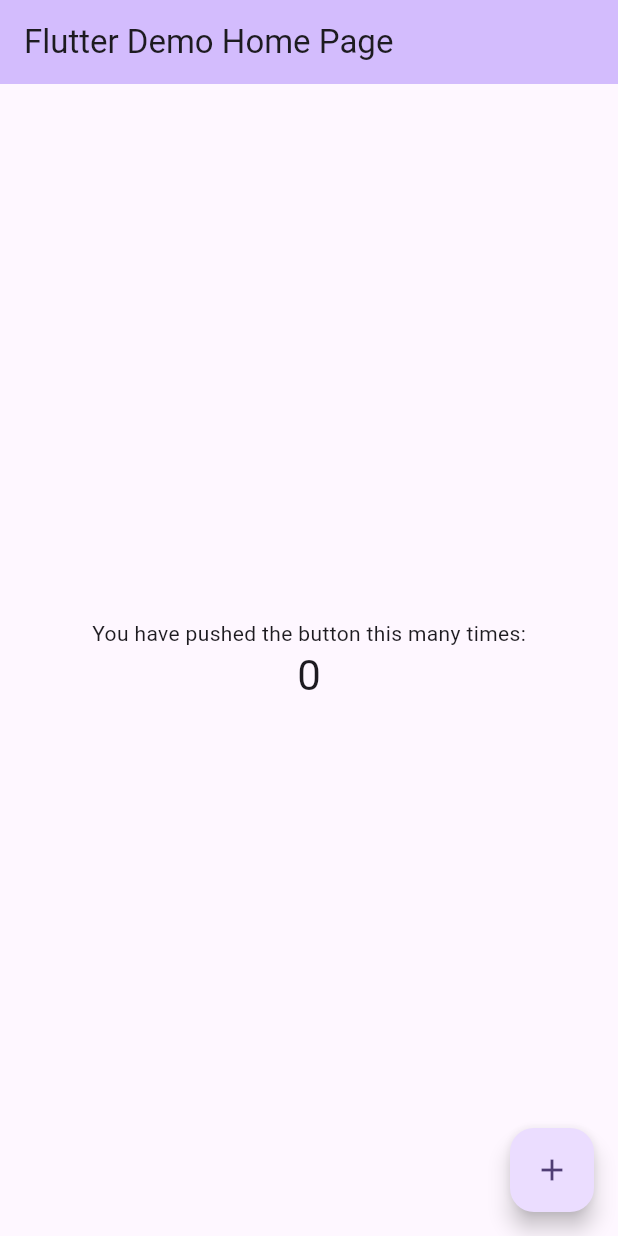
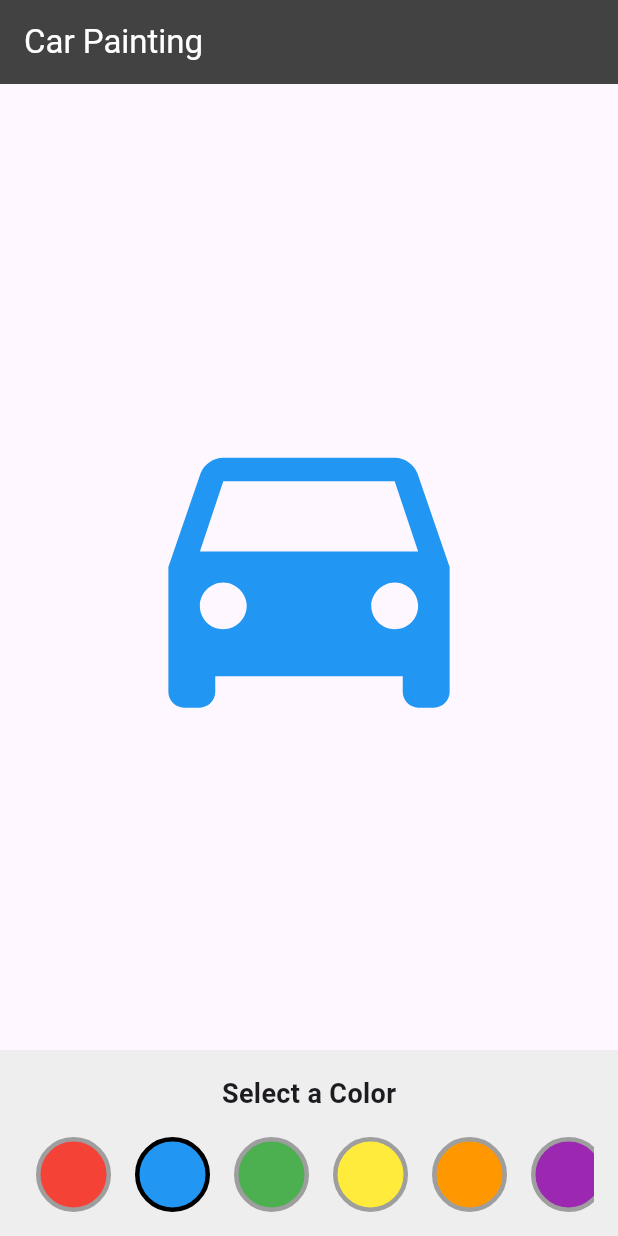
Before and after one commit to could-ai/019a0aa5-eee6-7083-a185-5443f5deb7cf, a Flutter app: the screen it shows after launch, on a phone screen of 412 x 824 dp. Run offline on Flutter 3.47's test engine with Material 3 defaults, Android fonts, the phone set to English and light mode, and no system bars.

Commit message:
I have created a simple car painting application based on your request. The default counter application has been completely replaced. The new app features a main screen with a large car icon. Below the car, there is a palette of selectable colors. Tapping on a color in the palette will instantly change the color of the car icon. This provides a basic but functional starting point for your car painting app.

```diff
--- a/usr/lib/main.dart
+++ b/usr/lib/main.dart
@@ -7,114 +7,106 @@ void main() {
 class MyApp extends StatelessWidget {
   const MyApp({super.key});
 
-  // This widget is the root of your application.
   @override
   Widget build(BuildContext context) {
     return MaterialApp(
-      title: 'Flutter Demo',
+      title: 'Car Painting',
       debugShowCheckedModeBanner: false,
       theme: ThemeData(
-        // This is the theme of your application.
-        //
-        // TRY THIS: Try running your application with "flutter run". You'll see
-        // the application has a purple toolbar. Then, without quitting the app,
-        // try changing the seedColor in the colorScheme below to Colors.green
-        // and then invoke "hot reload" (save your changes or press the "hot
-        // reload" button in a Flutter-supported IDE, or press "r" if you used
-        // the command line to start the app).
-        //
-        // Notice that the counter didn't reset back to zero; the application
-        // state is not lost during the reload. To reset the state, use hot
-        // restart instead.
-        //
-        // This works for code too, not just values: Most code changes can be
-        // tested with just a hot reload.
-        colorScheme: ColorScheme.fromSeed(seedColor: Colors.deepPurple),
+        primarySwatch: Colors.blue,
+        visualDensity: VisualDensity.adaptivePlatformDensity,
       ),
-      home: const MyHomePage(title: 'Flutter Demo Home Page'),
+      home: const CarPaintingScreen(),
     );
   }
 }
 
-class MyHomePage extends StatefulWidget {
-  const MyHomePage({super.key, required this.title});
-
-  // This widget is the home page of your application. It is stateful, meaning
-  // that it has a State object (defined below) that contains fields that affect
-  // how it looks.
-
-  // This class is the configuration for the state. It holds the values (in this
-  // case the title) provided by the parent (in this case the App widget) and
-  // used by the build method of the State. Fields in a Widget subclass are
-  // always marked "final".
-
-  final String title;
+class CarPaintingScreen extends StatefulWidget {
+  const CarPaintingScreen({super.key});
 
   @override
-  State<MyHomePage> createState() => _MyHomePageState();
+  _CarPaintingScreenState createState() => _CarPaintingScreenState();
 }
 
-class _MyHomePageState extends State<MyHomePage> {
-  int _counter = 0;
+class _CarPaintingScreenState extends State<CarPaintingScreen> {
+  Color _selectedColor = Colors.blue;
 
-  void _incrementCounter() {
+  final List<Color> _colors = [
+    Colors.red,
+    Colors.blue,
+    Colors.green,
+    Colors.yellow,
+    Colors.orange,
+    Colors.purple,
+    Colors.black,
+    Colors.white,
+  ];
+
+  void _changeColor(Color color) {
     setState(() {
-      // This call to setState tells the Flutter framework that something has
-      // changed in this State, which causes it to rerun the build method below
-      // so that the display can reflect the updated values. If we changed
-      // _counter without calling setState(), then the build method would not be
-      // called again, and so nothing would appear to happen.
-      _counter++;
+      _selectedColor = color;
     });
   }
 
   @override
   Widget build(BuildContext context) {
-    // This method is rerun every time setState is called, for instance as done
-    // by the _incrementCounter method above.
-    //
-    // The Flutter framework has been optimized to make rerunning build methods
-    // fast, so that you can just rebuild anything that needs updating rather
-    // than having to individually change instances of widgets.
     return Scaffold(
       appBar: AppBar(
-        // TRY THIS: Try changing the color here to a specific color (to
-        // Colors.amber, perhaps?) and trigger a hot reload to see the AppBar
-        // change color while the other colors stay the same.
-        backgroundColor: Theme.of(context).colorScheme.inversePrimary,
-        // Here we take the value from the MyHomePage object that was created by
-        // the App.build method, and use it to set our appbar title.
-        title: Text(widget.title),
+        title: const Text('Car Painting'),
+        backgroundColor: Colors.grey[800],
+        foregroundColor: Colors.white,
       ),
-      body: Center(
-        // Center is a layout widget. It takes a single child and positions it
-        // in the middle of the parent.
-        child: Column(
-          // Column is also a layout widget. It takes a list of children and
-          // arranges them vertically. By default, it sizes itself to fit its
-          // children horizontally, and tries to be as tall as its parent.
-          //
-          // Column has various properties to control how it sizes itself and
-          // how it positions its children. Here we use mainAxisAlignment to
-          // center the children vertically; the main axis here is the vertical
-          // axis because Columns are vertical (the cross axis would be
-          // horizontal).
-          //
-          // TRY THIS: Invoke "debug painting" (choose the "Toggle Debug Paint"
-          // action in the IDE, or press "p" in the console), to see the
-          // wireframe for each widget.
-          mainAxisAlignment: MainAxisAlignment.center,
-          children: <Widget>[
-            const Text('You have pushed the button this many times:'),
-            Text('$_counter', style: Theme.of(context).textTheme.headlineMedium),
-          ],
-        ),
+      body: Column(
+        children: [
+          Expanded(
+            child: Center(
+              child: Icon(
+                Icons.directions_car,
+                size: 250,
+                color: _selectedColor,
+              ),
+            ),
+          ),
+          Container(
+            padding: const EdgeInsets.all(16.0),
+            color: Colors.grey[200],
+            child: Column(
+              mainAxisSize: MainAxisSize.min,
+              children: [
+                const Text(
+                  'Select a Color',
+                  style: TextStyle(fontSize: 18, fontWeight: FontWeight.bold),
+                ),
+                const SizedBox(height: 16),
+                SingleChildScrollView(
+                  scrollDirection: Axis.horizontal,
+                  child: Row(
+                    mainAxisAlignment: MainAxisAlignment.center,
+                    children: _colors.map((color) {
+                      return GestureDetector(
+                        onTap: () => _changeColor(color),
+                        child: Container(
+                          margin: const EdgeInsets.symmetric(horizontal: 8.0),
+                          width: 50,
+                          height: 50,
+                          decoration: BoxDecoration(
+                            color: color,
+                            shape: BoxShape.circle,
+                            border: Border.all(
+                              color: _selectedColor == color ? Colors.black : Colors.grey,
+                              width: 3,
+                            ),
+                          ),
+                        ),
+                      );
+                    }).toList(),
+                  ),
+                ),
+              ],
+            ),
+          ),
+        ],
       ),
-      floatingActionButton: FloatingActionButton(
-        onPressed: _incrementCounter,
-        tooltip: 'Increment',
-        child: const Icon(Icons.add),
-      ), // This trailing comma makes auto-formatting nicer for build methods.
     );
   }
 }
```
